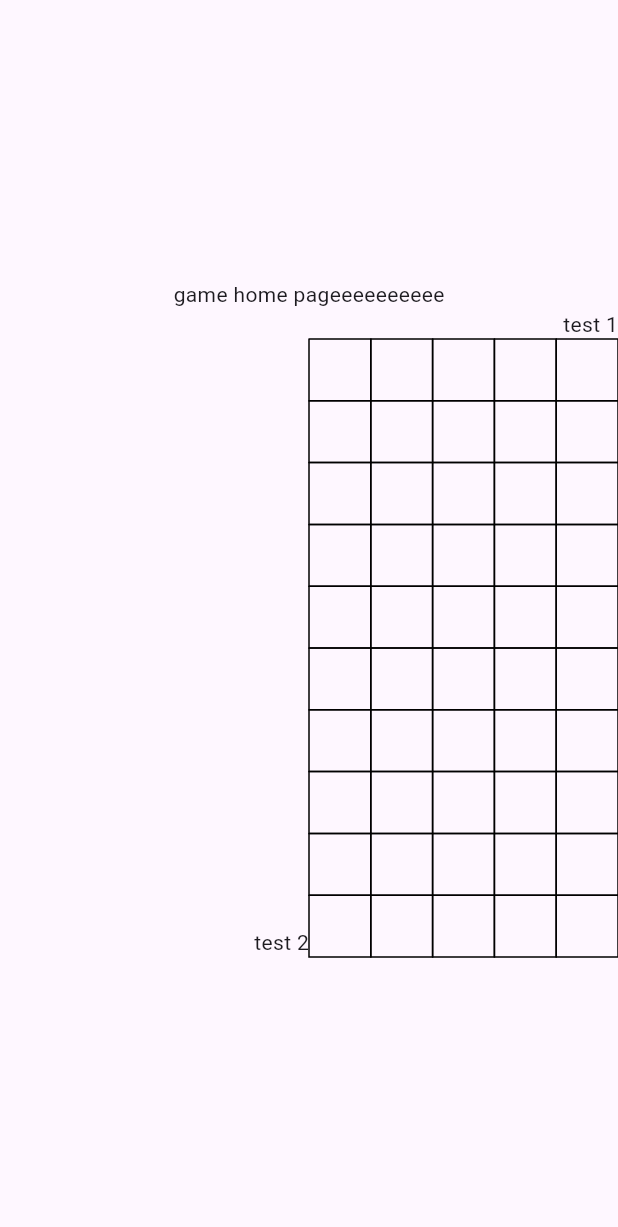
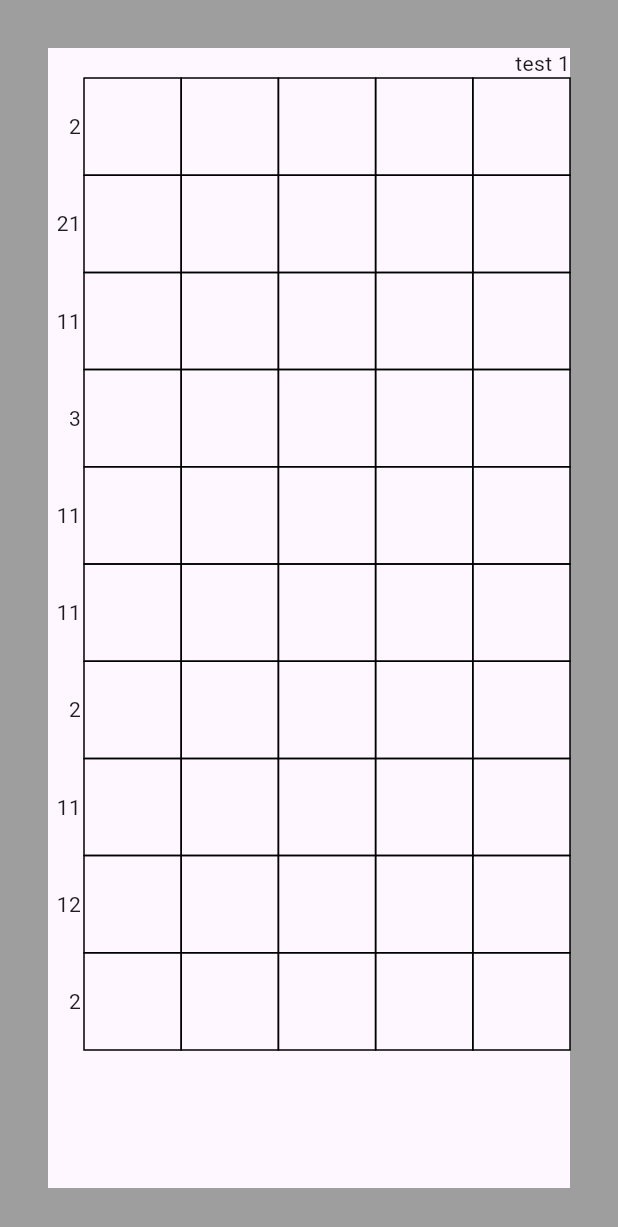
Before and after one commit to stefaniamak/nonogram, a Flutter app: the screen it shows after launch, on a phone screen of 412 x 824 dp. Shown: the top 1227 px of the screen. Run offline on Flutter 3.47's test engine with Material 3 defaults, Android fonts, the phone set to English and light mode, and no system bars; our stand-ins replace built_collection, built_value, flutter_hooks, go_router.

Commit message:
shows left column

```diff
--- a/lib/pages/game/home_page.dart
+++ b/lib/pages/game/home_page.dart
@@ -8,6 +8,12 @@ class HomePage extends StatelessWidget {
 
   @override
   Widget build(BuildContext context) {
-    return const NonogramGridAndClues();
+    return Scaffold(
+      backgroundColor: Colors.grey,
+      body: Padding(
+        padding: const EdgeInsets.all(32.0),
+        child: const NonogramGridAndClues(),
+      ),
+    );
   }
 }
--- a/lib/pages/game/nonogram_grid_and_clues.dart
+++ b/lib/pages/game/nonogram_grid_and_clues.dart
@@ -1,3 +1,5 @@
+import 'dart:math';
+
 import 'package:flutter/material.dart';
 import 'package:flutter_hooks/flutter_hooks.dart';
 import 'package:nonogram/backend/database/nonograms.dart';
@@ -13,27 +15,81 @@ class NonogramGridAndClues extends HookWidget {
     Nonogram draftNono = Nonograms().dancer;
     var nonogramState = useNonogramState(draftNono);
 
-    final gridWidth = MediaQuery.of(context).size.width * 50 / 100;
+    // todo: na vrw auto me ta perissotera chars, oxi perissoterous arithmous apla
+    final numbsWidth = draftNono.clues!.rows.map((r) => r.length).reduce(max);
+    final numbsHeight =
+        draftNono.clues!.columns.map((c) => c.length).reduce(max);
+
+    print('numbsWidth: $numbsWidth');
+
+    final nonoWidth = MediaQuery.of(context).size.width - 64;
+    final nonoHeight =
+        (MediaQuery.of(context).size.height * 0.8) - numbsHeight * 6;
+    final gridWidth = nonoWidth - numbsWidth * 12;
+    final gridItemWidth = gridWidth / nonogramState.nonogram.width;
     return Scaffold(
       body: SizedBox(
+        width: MediaQuery.of(context).size.width,
         child: Column(
-          mainAxisAlignment: MainAxisAlignment.center,
+          crossAxisAlignment: CrossAxisAlignment.end,
           children: [
-            Text('game home pageeeeeeeeee'),
-            Column(
+            Text('test 1'),
+            Row(
+              mainAxisAlignment: MainAxisAlignment.end,
               crossAxisAlignment: CrossAxisAlignment.end,
               children: [
-                Text('test 1'),
-                Row(
-                  mainAxisAlignment: MainAxisAlignment.end,
+                Column(
                   crossAxisAlignment: CrossAxisAlignment.end,
                   children: [
-                    Text('test 2'),
-                    NonogramGrid(
-                      nonogramState: nonogramState,
-                      gridWidth: gridWidth,
+                    ...nonogramState.nonogram.clues!.rows.map(
+                      (r) => SizedBox(
+                        height: gridItemWidth,
+                        child: Row(
+                          mainAxisAlignment: MainAxisAlignment.end,
+                          children: [...r.map((i) => Text('$i'))],
+                        ),
+                      ),
                     ),
                   ],
+                ),
+                SizedBox(width: 2),
+                // Text('test 2'),
+                // error is here aaaa
+                // SizedBox(
+                //   height: nonoHeight,
+                //   child: ListView.builder(
+                //     itemCount: nonogramState.nonogram.clues!.rows.length,
+                //     itemBuilder: (BuildContext context, int row) {
+                //       return SizedBox(
+                //         height: gridWidth / nonogramState.nonogram.width,
+                //         child: ListView.builder(
+                //           scrollDirection: Axis.horizontal,
+                //           itemCount: nonogramState.nonogram.clues!.rows
+                //               .elementAt(row)
+                //               .length,
+                //           itemBuilder: (BuildContext context, int item) {
+                //             return SizedBox(
+                //               width: 6,
+                //               child: Text(
+                //                 nonogramState.nonogram.clues!.rows
+                //                     .elementAt(row)
+                //                     .elementAt(item)
+                //                     .toString(),
+                //               ),
+                //             );
+                //           },
+                //         ),
+                //       );
+                //     },
+                //     // child: Row(
+                //     //   children: nonogramState.nonogram.,
+                //     // ),
+                //   ),
+                // ),
+                NonogramGrid(
+                  nonogramState: nonogramState,
+                  // todo: find *number based on dekades as well
+                  gridWidth: gridWidth,
                 ),
               ],
             ),
```
